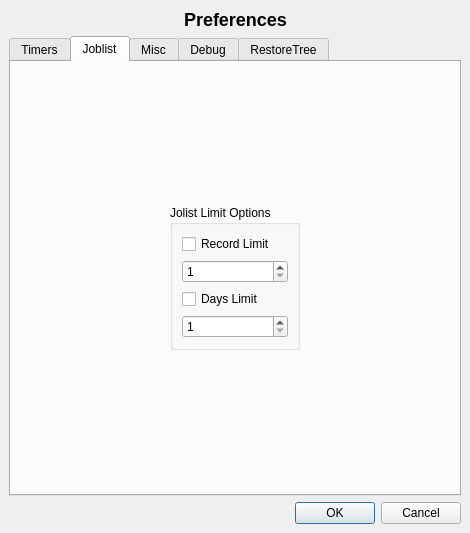
This is src/qt-console/prefs.ui in naszaklasa/bacula as Qt 5 draws it before an edit. The edited form follows.
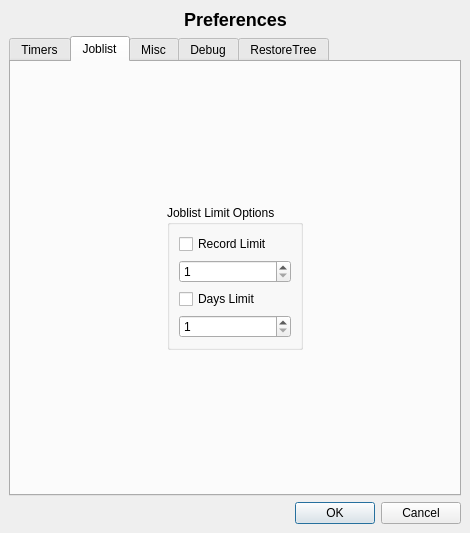
This is the edited form. The open tabs and pages were chosen to show the change. Icons and pictures are not drawn.

What changed in the file:
```diff
--- a/src/qt-console/prefs.ui
+++ b/src/qt-console/prefs.ui
@@ -140,7 +140,7 @@
           </sizepolicy>
          </property>
          <property name="title" >
-          <string>Jolist Limit Options</string>
+          <string>Joblist Limit Options</string>
          </property>
          <layout class="QGridLayout" >
           <property name="leftMargin" >
```
